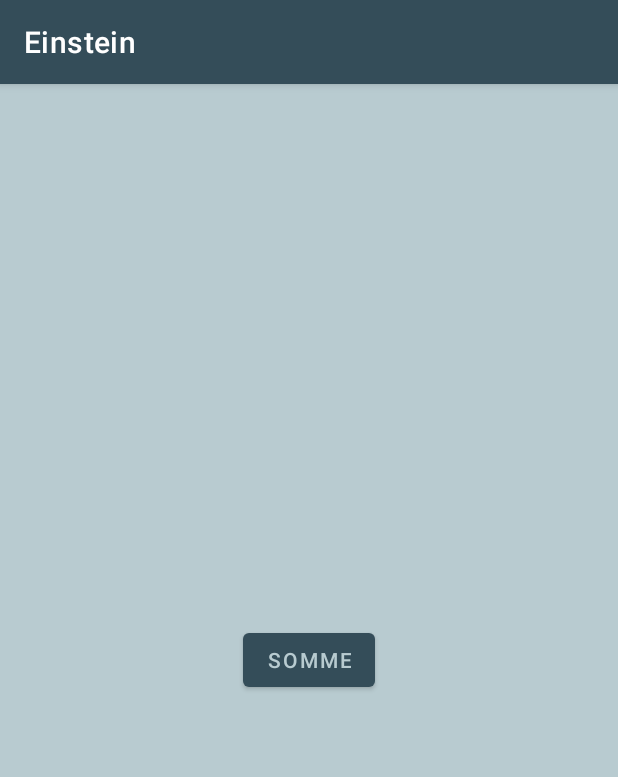
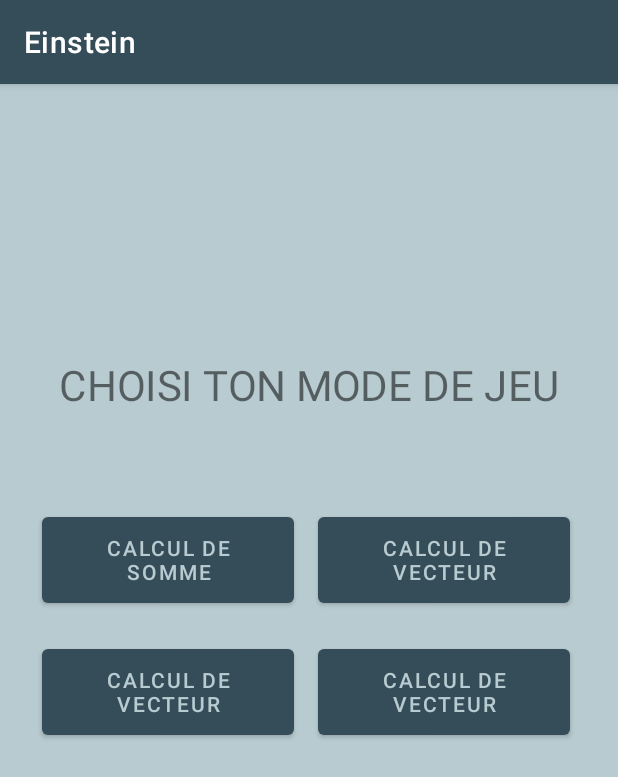
Before and after one commit to Xodem2/projet-1A, an Android app: the ChildActivity screen opened directly, with no data from a screen before it, on a phone screen of 412 x 824 dp. Shown: the top 777 px of the screen. Run offline under Robolectric (Android 15) with nearby library versions, the phone set to English and light mode, and no system bars.

Commit message:
liaison  jeu somme dans child_activity

```diff
--- a/app/src/main/java/com/example/projet1a/ChildActivity.java
+++ b/app/src/main/java/com/example/projet1a/ChildActivity.java
@@ -9,24 +9,24 @@ import android.widget.Button;
 
 public class ChildActivity extends AppCompatActivity implements View.OnClickListener {
 
-    Button sommeButton;
-
+    private Button sommeButton;
     @Override
     protected void onCreate(Bundle savedInstanceState) {
         super.onCreate(savedInstanceState);
         setContentView(R.layout.activity_child);
+        this.sommeButton = (Button) findViewById(R.id.button_somme);
+        this.sommeButton.setOnClickListener(this);
 
-        this.sommeButton = (Button) findViewById(R.id.somme);
-        this.sommeButton.setOnClickListener(this);
     }
 
     @Override
     public void onClick(View v) {
-        if (v.getId() == this.sommeButton.getId()) this.showSomme();
+        if(v.getId() == this.sommeButton.getId()) this.showSommePage();
     }
-
-    public void showSomme(){
+    private void showSommePage() {
         Intent sommeActivityIntent = new Intent(this, SommeActivity.class);
         startActivity(sommeActivityIntent);
     }
+
+
 }
--- a/app/src/main/res/layout/activity_child.xml
+++ b/app/src/main/res/layout/activity_child.xml
@@ -8,11 +8,53 @@
     tools:context=".ChildActivity">
 
     <Button
-        android:id="@+id/somme"
+        android:id="@+id/button_Vector5"
+        android:layout_width="168dp"
+        android:layout_height="69dp"
+        android:layout_marginEnd="216dp"
+        android:layout_marginBottom="328dp"
+        android:text="Calcul de vecteur"
+        app:layout_constraintBottom_toBottomOf="parent"
+        app:layout_constraintEnd_toEndOf="parent" />
+
+    <Button
+        android:id="@+id/button_Vector6"
+        android:layout_width="168dp"
+        android:layout_height="69dp"
+        android:layout_marginEnd="32dp"
+        android:layout_marginBottom="416dp"
+        android:text="Calcul de vecteur"
+        app:layout_constraintBottom_toBottomOf="parent"
+        app:layout_constraintEnd_toEndOf="parent" />
+
+    <Button
+        android:id="@+id/button_Vector7"
+        android:layout_width="168dp"
+        android:layout_height="69dp"
+        android:layout_marginEnd="32dp"
+        android:layout_marginBottom="328dp"
+        android:text="Calcul de vecteur"
+        app:layout_constraintBottom_toBottomOf="parent"
+        app:layout_constraintEnd_toEndOf="parent" />
+
+    <Button
+        android:id="@+id/button_somme"
+        android:layout_width="168dp"
+        android:layout_height="69dp"
+        android:layout_marginEnd="216dp"
+        android:layout_marginBottom="416dp"
+        android:text="Calcul de somme"
+        app:layout_constraintBottom_toBottomOf="parent"
+        app:layout_constraintEnd_toEndOf="parent" />
+
+    <TextView
+        android:id="@+id/title_Mode"
         android:layout_width="wrap_content"
         android:layout_height="wrap_content"
-        android:text="Somme"
-        app:layout_constraintBottom_toBottomOf="parent"
+        android:layout_marginTop="190dp"
+        android:scaleX="2"
+        android:scaleY="2"
+        android:text="CHOISI TON MODE DE JEU"
         app:layout_constraintEnd_toEndOf="parent"
         app:layout_constraintStart_toStartOf="parent"
         app:layout_constraintTop_toTopOf="parent" />
```
Also changed, not shown: app/src/main/res/layout/activity_teen.xml (+47 -5 lines), 1 other file.
